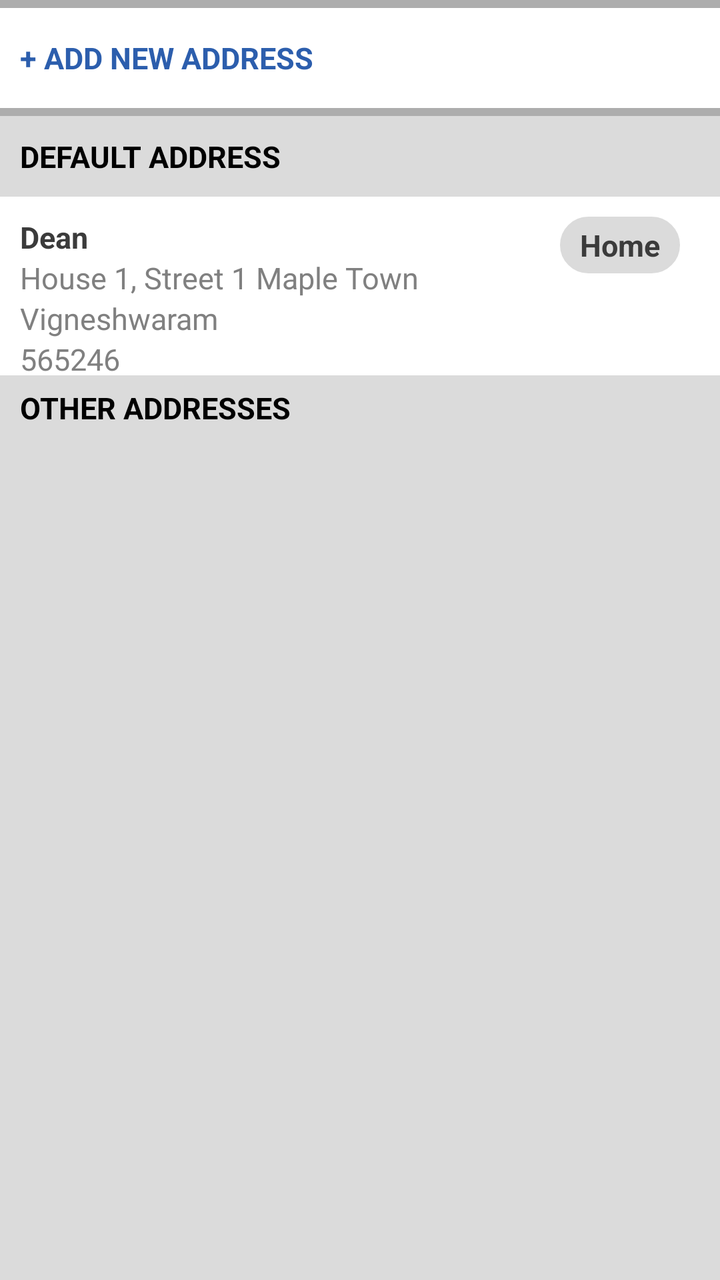
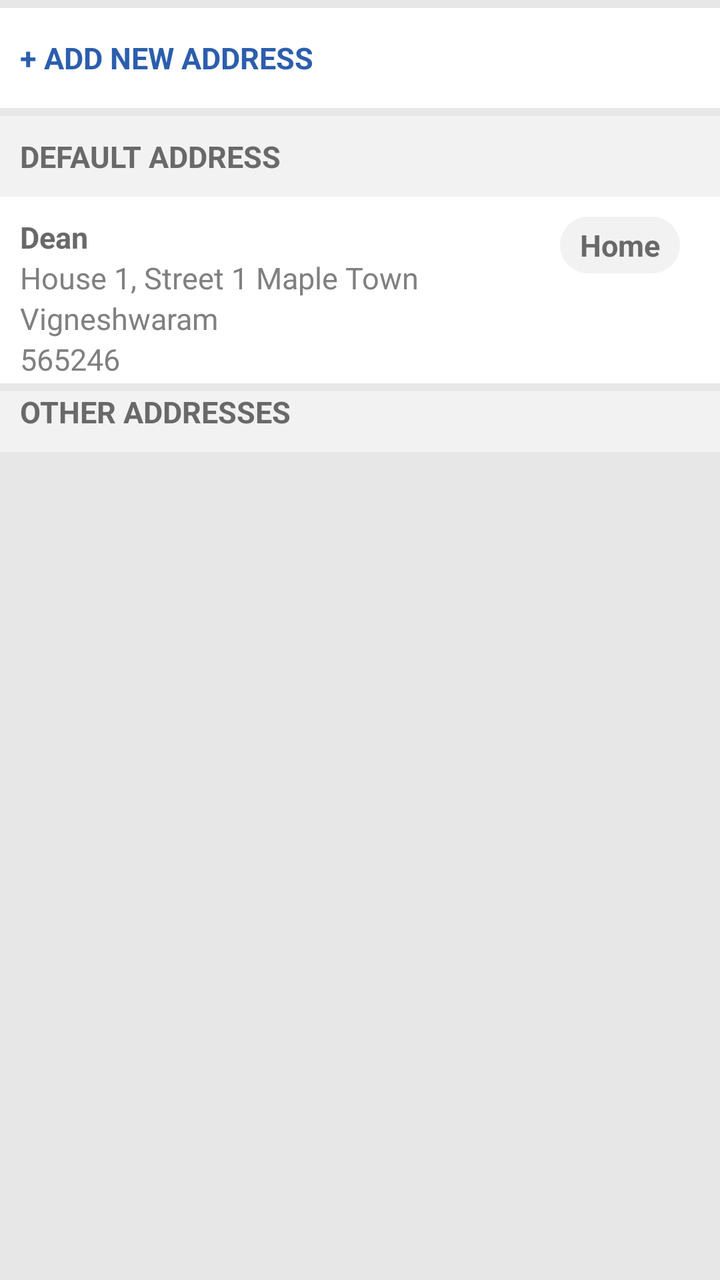

Compare the two renders of this Android layout. The source of the first and the diff that turns it into the second are given below.
<!-- AndroidManifest.xml: application theme Theme.Basics -->
<!-- res/layout/fragment_new_address.xml -->
<?xml version="1.0" encoding="utf-8"?>
<androidx.constraintlayout.widget.ConstraintLayout xmlns:android="http://schemas.android.com/apk/res/android"
    xmlns:tools="http://schemas.android.com/tools"
    android:layout_width="match_parent"
    android:layout_height="match_parent"
    android:background="#DBDBDB"
    xmlns:app="http://schemas.android.com/apk/res-auto"
    tools:context=".ui.fragment.NewAddressFragment">

    <View
        android:id="@+id/divOne"
        android:layout_width="match_parent"
        android:layout_height="4dp"
        android:background="#ADADAD"
        app:layout_constraintTop_toTopOf="parent"
        app:layout_constraintStart_toStartOf="parent"
        app:layout_constraintEnd_toEndOf="parent"
        />

    <TextView
        android:id="@+id/addOption"
        android:layout_width="match_parent"
        android:layout_height="50dp"
        android:text="+ ADD NEW ADDRESS"
        android:gravity="center_vertical"
        android:padding="10dp"
        android:textStyle="bold"
        android:textSize="15sp"
        android:textColor="#2C5EAD"
        android:background="#FFFFFF"
        app:layout_constraintStart_toStartOf="parent"
        app:layout_constraintEnd_toEndOf="parent"
        app:layout_constraintTop_toBottomOf="@id/divOne"
        app:layout_constraintBottom_toTopOf="@id/divTwo"/>


    <View
        android:id="@+id/divTwo"
        android:layout_width="match_parent"
        android:layout_height="4dp"
        android:background="#ADADAD"
        app:layout_constraintTop_toBottomOf="@id/addOption"
        app:layout_constraintStart_toStartOf="parent"
        app:layout_constraintEnd_toEndOf="parent"
        />

    <TextView
        android:id="@+id/addressType"
        android:layout_width="match_parent"
        android:layout_height="wrap_content"
        android:text="DEFAULT ADDRESS"
        android:textColor="@color/black"
        android:textStyle="bold"
        android:textSize="15sp"
        android:background="#DBDBDB"
        android:paddingStart="10dp"
        android:paddingTop="10dp"
        android:paddingBottom="10dp"
        app:layout_constraintTop_toBottomOf="@id/divTwo"
        app:layout_constraintStart_toStartOf="parent"
        app:layout_constraintEnd_toEndOf="parent"/>

    <include
        android:id="@+id/defaultAddress"
        layout="@layout/add_address"
        android:layout_width="match_parent"
        android:layout_height="wrap_content"
        app:layout_constraintTop_toBottomOf="@id/addressType"
        app:layout_constraintStart_toStartOf="parent"
        app:layout_constraintEnd_toEndOf="parent"/>

    <TextView
        android:id="@+id/addressTypeTwo"
        android:layout_width="match_parent"
        android:layout_height="wrap_content"
        android:text="OTHER ADDRESSES"
        android:textColor="@color/black"
        android:textStyle="bold"
        android:textSize="15sp"
        android:background="#DBDBDB"
        android:paddingStart="10dp"
        android:paddingBottom="10dp"
        android:gravity="center_vertical"
        app:layout_constraintTop_toBottomOf="@id/defaultAddress"
        app:layout_constraintStart_toStartOf="parent"
        app:layout_constraintEnd_toEndOf="parent"/>

    <androidx.recyclerview.widget.RecyclerView
        android:id="@+id/recyclerView"
        android:layout_width="match_parent"
        android:layout_height="wrap_content"
        app:layout_constraintTop_toBottomOf="@id/addressTypeTwo"
        app:layout_constraintStart_toStartOf="parent"
        app:layout_constraintEnd_toEndOf="parent"/>



</androidx.constraintlayout.widget.ConstraintLayout>
<!-- res/layout/add_address.xml (included above) -->
<?xml version="1.0" encoding="utf-8"?>
<androidx.constraintlayout.widget.ConstraintLayout xmlns:android="http://schemas.android.com/apk/res/android"
    android:layout_width="match_parent"
    android:layout_height="wrap_content"
    android:background="#FFFFFF"
    xmlns:app="http://schemas.android.com/apk/res-auto">



    <TextView
        android:id="@+id/name"
        android:layout_width="wrap_content"
        android:layout_height="wrap_content"
        android:text="Dean"
        android:textColor="#3B3B3B"
        android:textStyle="bold"
        android:textSize="15sp"
        android:layout_marginTop="10dp"
        android:layout_marginStart="10dp"
        app:layout_constraintTop_toTopOf="parent"
        app:layout_constraintStart_toStartOf="parent"/>

    <TextView
        android:id="@+id/homeOrOffice"
        android:layout_width="wrap_content"
        android:layout_height="wrap_content"
        android:text="Home"
        android:textColor="#3B3B3B"
        android:textStyle="bold"
        android:textSize="15sp"
        android:background="@drawable/rounded_bg"
        android:backgroundTint="#DBDBDB"
        android:layout_marginTop="10dp"
        android:layout_marginEnd="20dp"
        android:paddingStart="10dp"
        android:paddingEnd="10dp"
        android:paddingTop="4dp"
        android:paddingBottom="4dp"
        app:layout_constraintTop_toTopOf="parent"
        app:layout_constraintEnd_toEndOf="parent"/>

    <TextView
        android:id="@+id/house"
        android:layout_width="wrap_content"
        android:layout_height="wrap_content"
        android:text="House 1, Street 1"
        android:textColor="#808080"
        android:textSize="15sp"
        android:layout_marginStart="10dp"
        app:layout_constraintTop_toBottomOf="@id/name"
        app:layout_constraintStart_toStartOf="parent"/>

    <TextView
        android:id="@+id/address"
        android:layout_width="wrap_content"
        android:layout_height="30dp"
        android:text="Maple Town"
        android:textColor="#808080"
        android:textSize="15sp"
        android:layout_marginStart="4dp"
        app:layout_constraintTop_toBottomOf="@id/name"
        app:layout_constraintStart_toEndOf="@id/house"/>
    <TextView
        android:id="@+id/city"
        android:layout_width="match_parent"
        android:layout_height="wrap_content"
        android:text="Vigneshwaram"
        android:textColor="#808080"
        android:textSize="15sp"
        android:layout_marginStart="10dp"
        app:layout_constraintTop_toBottomOf="@id/house"
        app:layout_constraintStart_toStartOf="parent"
        app:layout_constraintEnd_toEndOf="parent"/>

    <TextView
        android:id="@+id/pincode"
        android:layout_width="match_parent"
        android:layout_height="wrap_content"
        android:text="565246"
        android:textColor="#808080"
        android:textSize="15sp"
        android:layout_marginStart="10dp"
        android:layout_marginBottom="4dp"
        app:layout_constraintTop_toBottomOf="@id/city"
        app:layout_constraintStart_toStartOf="parent"
        app:layout_constraintEnd_toEndOf="parent"
        app:layout_constraintBottom_toTopOf="@id/clickVisible"/>

    <LinearLayout
        android:id="@+id/clickVisible"
        android:layout_width="match_parent"
        android:layout_height="wrap_content"
        android:orientation="vertical"
        android:visibility="gone"
        app:layout_constraintTop_toBottomOf="@id/pincode"
        app:layout_constraintBottom_toTopOf="@id/editDeleteAddress"
        app:layout_constraintStart_toStartOf="parent"
        app:layout_constraintEnd_toEndOf="parent">
    <TextView
        android:id="@+id/state"
        android:layout_width="match_parent"
        android:layout_height="wrap_content"
        android:text="Haryana"
        android:textColor="#808080"
        android:textSize="15sp"
        android:layout_marginStart="10dp"
        app:layout_constraintTop_toTopOf="@id/clickVisible"
        app:layout_constraintStart_toStartOf="parent"
        app:layout_constraintEnd_toEndOf="parent"
        />

    <TextView
        android:id="@+id/mobile"
        android:layout_width="match_parent"
        android:layout_height="wrap_content"
        android:text="Mobile: 7654321234"
        android:textColor="#808080"
        android:textSize="15sp"
        android:layout_marginStart="10dp"
        android:layout_marginTop="10dp"
        android:layout_marginBottom="10dp"
        app:layout_constraintTop_toBottomOf="@id/state"
        app:layout_constraintStart_toStartOf="parent"
        app:layout_constraintEnd_toEndOf="parent"/>



    <TextView
        android:id="@+id/makeDefault"
        android:layout_width="wrap_content"
        android:layout_height="wrap_content"
        android:text="MAKE THIS DEFAULT"
        android:textSize="12sp"
        android:textStyle="bold"
        android:textColor="#17B169"
        android:layout_marginStart="10dp"
        app:layout_constraintTop_toBottomOf="@id/mobile"
        app:layout_constraintBottom_toBottomOf="@id/clickVisible"
        />

        <View
            android:id="@+id/horizontalDivider"
            android:layout_width="match_parent"
            android:layout_height="1dp"
            android:background="#808080"
            android:layout_marginTop="10dp"
            app:layout_constraintBottom_toTopOf="@id/editBoxText"
            app:layout_constraintStart_toStartOf="parent"
            app:layout_constraintEnd_toEndOf="parent"
            />



 </LinearLayout>

    <include
        android:visibility="gone"
        android:id="@+id/editDeleteAddress"
        layout="@layout/edit_delete"
        android:layout_width="match_parent"
        android:layout_height="wrap_content"
        android:layout_marginBottom="4dp"
        app:layout_constraintBottom_toBottomOf="@id/bottomDiv"
        app:layout_constraintStart_toStartOf="parent"
        app:layout_constraintEnd_toEndOf="parent"/>

    <View
        android:id="@+id/bottomDiv"
        android:layout_width="match_parent"
        android:layout_height="6dp"
        android:background="#DBDBDB"
        android:layout_marginTop="10dp"
        app:layout_constraintStart_toStartOf="parent"
        app:layout_constraintEnd_toEndOf="parent"
        app:layout_constraintBottom_toBottomOf="parent"/>

</androidx.constraintlayout.widget.ConstraintLayout>
<!-- res/layout/edit_delete.xml (included above) -->
<?xml version="1.0" encoding="utf-8"?>
<androidx.constraintlayout.widget.ConstraintLayout xmlns:android="http://schemas.android.com/apk/res/android"
    android:layout_width="match_parent"
    android:layout_height="wrap_content"
    xmlns:app="http://schemas.android.com/apk/res-auto">

    <TextView
        android:id="@+id/editBoxText"
        android:layout_width="wrap_content"
        android:layout_height="40dp"
        android:text="EDIT"
        android:textColor="#2C5EAD"
        android:textStyle="bold"
        android:textSize="15sp"
        android:gravity="center"
        app:layout_constraintTop_toTopOf="parent"
        app:layout_constraintBottom_toBottomOf="parent"
        app:layout_constraintStart_toStartOf="parent"
        app:layout_constraintEnd_toStartOf="@id/verticalDivider"/>

    <View
        android:id="@+id/verticalDivider"
        android:layout_width="1dp"
        android:layout_height="30dp"
        android:background="#808080"
        app:layout_constraintTop_toTopOf="@id/editBoxText"
        app:layout_constraintBottom_toBottomOf="@id/editBoxText"
        app:layout_constraintStart_toEndOf="@id/editBoxText"
        app:layout_constraintEnd_toStartOf="@id/removeBoxText"/>

    <TextView
        android:id="@+id/removeBoxText"
        android:layout_width="wrap_content"
        android:layout_height="40dp"
        android:text="REMOVE"
        android:textColor="#2C5EAD"
        android:textStyle="bold"
        android:textSize="15sp"
        android:gravity="center"
        app:layout_constraintTop_toTopOf="parent"
        app:layout_constraintStart_toEndOf="@id/verticalDivider"
        app:layout_constraintEnd_toEndOf="parent"
        app:layout_constraintBottom_toBottomOf="parent"/>

</androidx.constraintlayout.widget.ConstraintLayout>
<!-- resources referenced by this layout -->
<resources>
  <color name="black">#FF000000</color>
  <!-- drawable rounded_bg (drawable) -->
  <?xml version="1.0" encoding="utf-8"?>
  <shape xmlns:android="http://schemas.android.com/apk/res/android">
      <solid android:color="#EEEEEE"/>
      <stroke
          android:width="1dp"
          android:color="#CCCCCC"/>
      <corners android:radius="20dp"/>
  </shape>
  <style name="Theme.Basics" parent="Base.Theme.Basics" />
  <style name="Base.Theme.Basics" parent="Theme.Material3.DayNight.NoActionBar">
          
      </style>
</resources>

<!-- the commit's change to res/layout/fragment_new_address.xml (unified diff, before → after) -->
@@ -3,7 +3,7 @@
     xmlns:tools="http://schemas.android.com/tools"
     android:layout_width="match_parent"
     android:layout_height="match_parent"
-    android:background="#DBDBDB"
+    android:background="#E7E7E7"
     xmlns:app="http://schemas.android.com/apk/res-auto"
     tools:context=".ui.fragment.NewAddressFragment">
 
@@ -11,7 +11,7 @@
         android:id="@+id/divOne"
         android:layout_width="match_parent"
         android:layout_height="4dp"
-        android:background="#ADADAD"
+        android:background="#E7E7E7"
         app:layout_constraintTop_toTopOf="parent"
         app:layout_constraintStart_toStartOf="parent"
         app:layout_constraintEnd_toEndOf="parent"
@@ -38,10 +38,10 @@
         android:id="@+id/divTwo"
         android:layout_width="match_parent"
         android:layout_height="4dp"
-        android:background="#ADADAD"
         app:layout_constraintTop_toBottomOf="@id/addOption"
         app:layout_constraintStart_toStartOf="parent"
         app:layout_constraintEnd_toEndOf="parent"
+        android:elevation="40dp"
         />
 
     <TextView
@@ -49,10 +49,10 @@
         android:layout_width="match_parent"
         android:layout_height="wrap_content"
         android:text="DEFAULT ADDRESS"
-        android:textColor="@color/black"
-        android:textStyle="bold"
-        android:textSize="15sp"
-        android:background="#DBDBDB"
+        android:textColor="#696969"
+        android:textStyle="bold"
+        android:textSize="15sp"
+        android:background="#F2F2F2"
         android:paddingStart="10dp"
         android:paddingTop="10dp"
         android:paddingBottom="10dp"
@@ -74,10 +74,10 @@
         android:layout_width="match_parent"
         android:layout_height="wrap_content"
         android:text="OTHER ADDRESSES"
-        android:textColor="@color/black"
-        android:textStyle="bold"
-        android:textSize="15sp"
-        android:background="#DBDBDB"
+        android:textColor="#696969"
+        android:textStyle="bold"
+        android:textSize="15sp"
+        android:background="#F2F2F2"
         android:paddingStart="10dp"
         android:paddingBottom="10dp"
         android:gravity="center_vertical"
@@ -111,7 +111,7 @@
         android:layout_width="wrap_content"
         android:layout_height="wrap_content"
         android:text="Dean"
-        android:textColor="#3B3B3B"
+        android:textColor="#696969"
         android:textStyle="bold"
         android:textSize="15sp"
         android:layout_marginTop="10dp"
@@ -124,11 +124,11 @@
         android:layout_width="wrap_content"
         android:layout_height="wrap_content"
         android:text="Home"
-        android:textColor="#3B3B3B"
+        android:textColor="#696969"
         android:textStyle="bold"
         android:textSize="15sp"
         android:background="@drawable/rounded_bg"
-        android:backgroundTint="#DBDBDB"
+        android:backgroundTint="#F2F2F2"
         android:layout_marginTop="10dp"
         android:layout_marginEnd="20dp"
         android:paddingStart="10dp"
@@ -179,7 +179,7 @@
         android:textColor="#808080"
         android:textSize="15sp"
         android:layout_marginStart="10dp"
-        android:layout_marginBottom="4dp"
+        android:layout_marginBottom="6dp"
         app:layout_constraintTop_toBottomOf="@id/city"
         app:layout_constraintStart_toStartOf="parent"
         app:layout_constraintEnd_toEndOf="parent"
@@ -266,8 +266,8 @@
     <View
         android:id="@+id/bottomDiv"
         android:layout_width="match_parent"
-        android:layout_height="6dp"
-        android:background="#DBDBDB"
+        android:layout_height="4dp"
+        android:background="#E7E7E7"
         android:layout_marginTop="10dp"
         app:layout_constraintStart_toStartOf="parent"
         app:layout_constraintEnd_toEndOf="parent"
<!-- resource entries referenced after the edit -->
@@ -1,6 +1,5 @@
 <!-- resources referenced by this layout -->
 <resources>
-  <color name="black">#FF000000</color>
   <!-- drawable rounded_bg (drawable) -->
   <?xml version="1.0" encoding="utf-8"?>
   <shape xmlns:android="http://schemas.android.com/apk/res/android">
